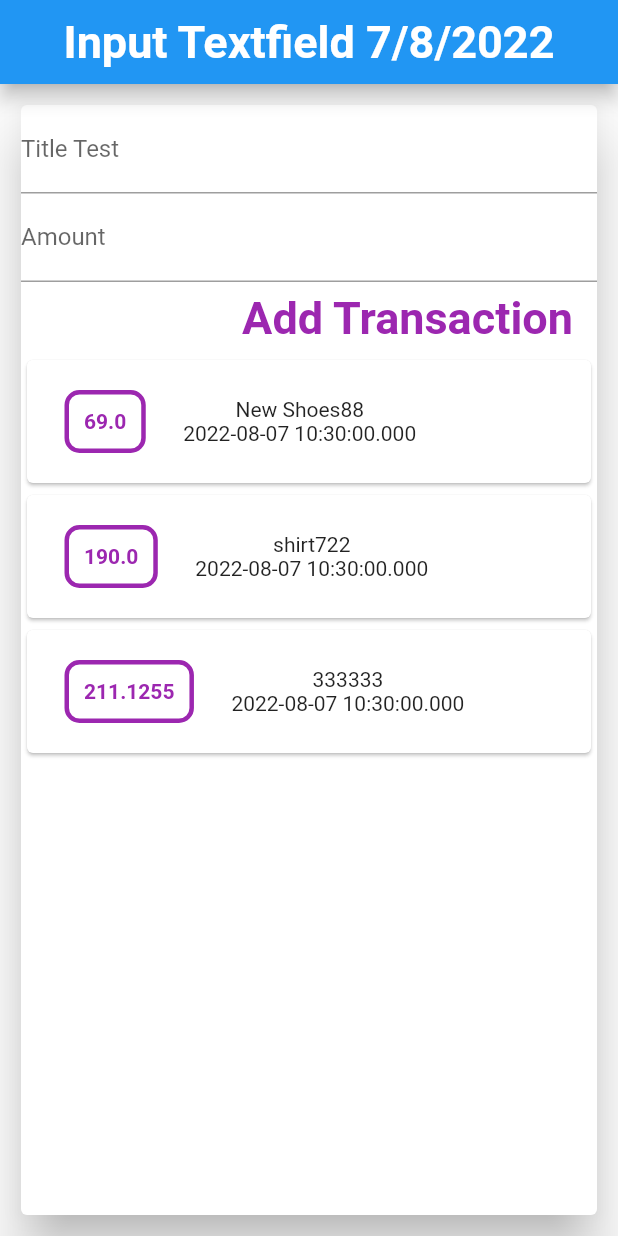
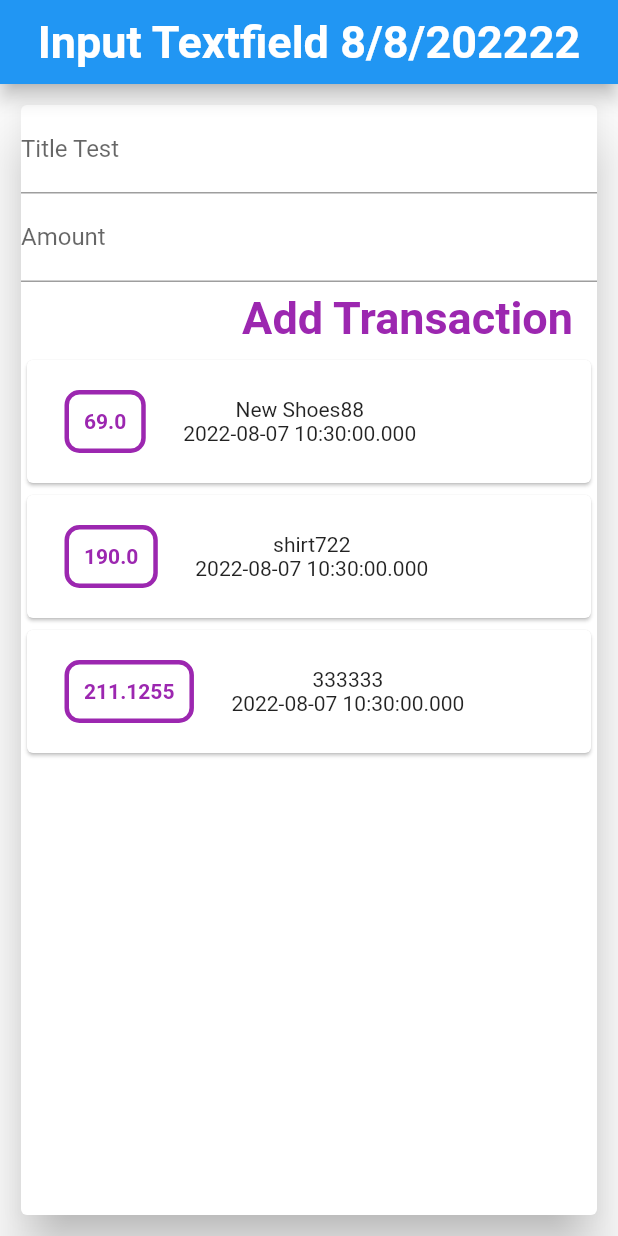
Before and after one commit to ponganan/input_textfield, a Flutter app: the screen it shows after launch, on a phone screen of 412 x 824 dp. Run offline on Flutter 3.47's test engine with Material 2 defaults, Android fonts, the phone set to English and light mode, and no system bars.

Commit message:
update date 8/8/2022

```diff
--- a/lib/main.dart
+++ b/lib/main.dart
@@ -44,7 +44,7 @@ class _InputTFState extends State<InputTF> {
           centerTitle: true,
           elevation: 5,
           title: Text(
-            'Input Textfield 7/8/2022',
+            'Input Textfield 8/8/202222',
             style: TextStyle(
               fontSize: 30,
               fontWeight: FontWeight.bold,
```
